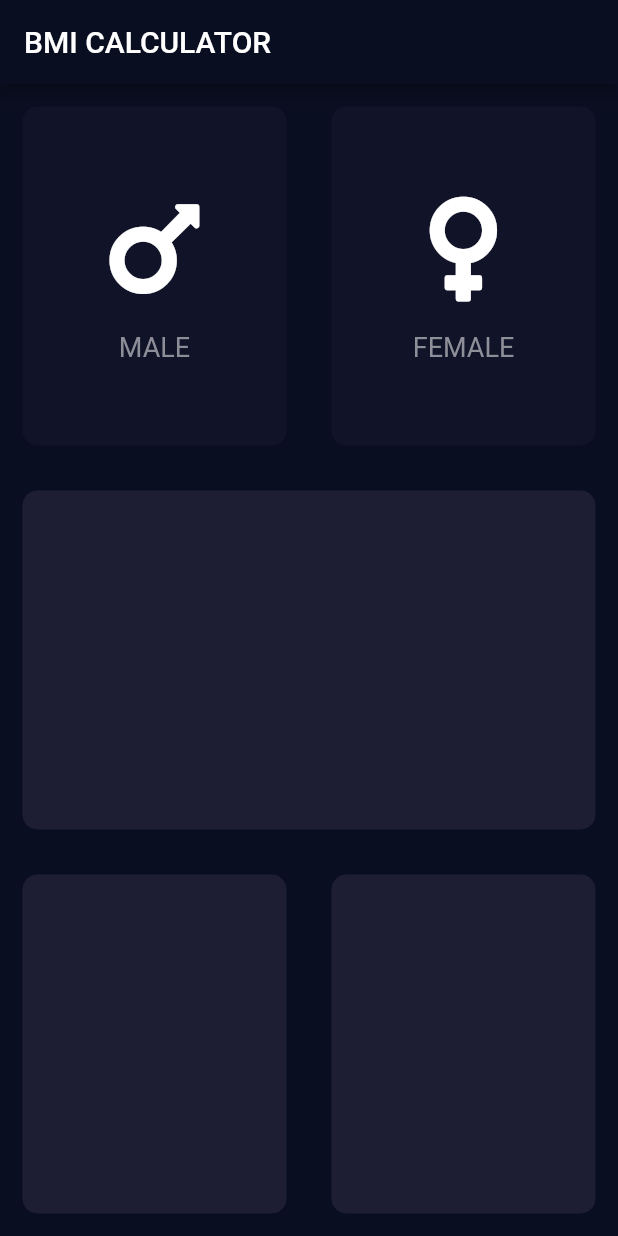
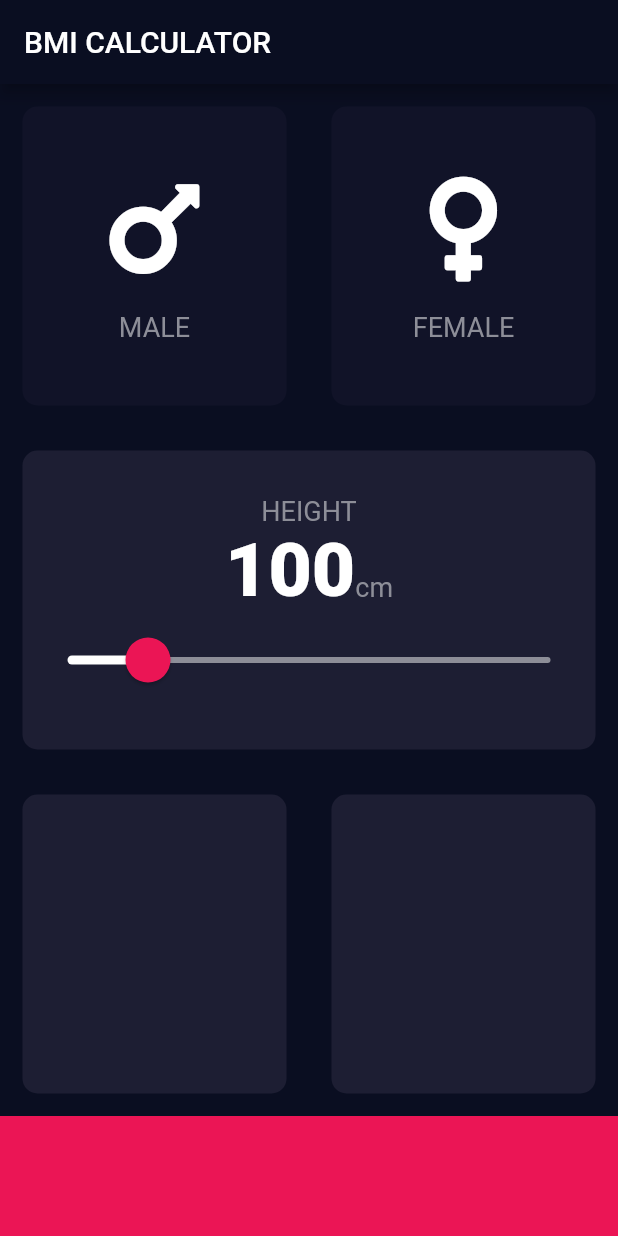
Before and after one commit to RobertWade/BMI-Calculator, a Flutter app: the screen it shows after launch, on a phone screen of 412 x 824 dp. Run offline on Flutter 3.47's test engine with Material 2 defaults, Android fonts, the phone set to English and light mode, and no system bars; our stand-ins replace font_awesome_flutter.

Commit message:
added constants file and a slider

```diff
--- /dev/null
+++ b/lib/constants.dart
@@ -0,0 +1,11 @@
+import 'package:flutter/material.dart';
+
+const kBottomContainerHeight = 80.0;
+const kActiveCardColor = Color(0xFF1D1E33);
+const kInactiveCardColor = Color(0xFF111328);
+const kPrimaryColor = Color(0xFFEB1555);
+const kShadePrimaryColor = Color(0x29EB1555);
+const kSecondaryColor = Color(0xFF8D8E98);
+
+const kLabelTextStyle = TextStyle(fontSize: 18, color: Color(0xFF8D8E98));
+const kNumberTextStyle = TextStyle(fontSize: 50, fontWeight: FontWeight.w900);
--- a/lib/icon_content.dart
+++ b/lib/icon_content.dart
@@ -1,4 +1,6 @@
 import 'package:flutter/material.dart';
+import 'constants.dart';
+
 
 class IconContent extends StatelessWidget {
   IconContent({@required this.icon, @required this.label});
@@ -16,7 +18,7 @@ class IconContent extends StatelessWidget {
         ),
         Text(
           label,
-          style: TextStyle(fontSize: 18, color: Color(0xFF8D8E98)),
+          style: kLabelTextStyle,
         )
       ],
     );
--- a/lib/input_page.dart
+++ b/lib/input_page.dart
@@ -3,9 +3,7 @@ import 'package:font_awesome_flutter/font_awesome_flutter.dart';
 
 import 'reusable_card.dart';
 import 'icon_content.dart';
-
-const activeCardColor = Color(0xFF1D1E33);
-const inactiveCardColor = Color(0xFF111328);
+import 'constants.dart';
 
 enum Gender { male, female }
 
@@ -17,6 +15,8 @@ class InputPage extends StatefulWidget {
 class _InputPageState extends State<InputPage> {
   Gender selectedGender;
 
+  int height = 100;
+
   @override
   Widget build(BuildContext context) {
     return Scaffold(
@@ -24,6 +24,7 @@ class _InputPageState extends State<InputPage> {
         title: Text('BMI CALCULATOR'),
       ),
       body: Column(
+        crossAxisAlignment: CrossAxisAlignment.stretch,
         children: <Widget>[
           Expanded(
             child: Row(
@@ -36,8 +37,8 @@ class _InputPageState extends State<InputPage> {
                       });
                     },
                     color: selectedGender == Gender.male
-                        ? activeCardColor
-                        : inactiveCardColor,
+                        ? kActiveCardColor
+                        : kInactiveCardColor,
                     cardChild: IconContent(
                       icon: FontAwesomeIcons.mars,
                       label: 'MALE',
@@ -52,8 +53,8 @@ class _InputPageState extends State<InputPage> {
                       });
                     },
                     color: selectedGender == Gender.female
-                        ? activeCardColor
-                        : inactiveCardColor,
+                        ? kActiveCardColor
+                        : kInactiveCardColor,
                     cardChild: IconContent(
                       icon: FontAwesomeIcons.venus,
                       label: 'FEMALE',
@@ -67,7 +68,49 @@ class _InputPageState extends State<InputPage> {
             child: Row(
               children: <Widget>[
                 Expanded(
-                  child: ReusableCard(color: activeCardColor),
+                  child: ReusableCard(
+                    color: kActiveCardColor,
+                    cardChild: Column(
+                      mainAxisAlignment: MainAxisAlignment.center,
+                      children: <Widget>[
+                        Text(
+                          'HEIGHT',
+                          style: kLabelTextStyle,
+                        ),
+                        Row(
+                          mainAxisAlignment: MainAxisAlignment.center,
+                          crossAxisAlignment: CrossAxisAlignment.baseline,
+                          textBaseline: TextBaseline.alphabetic,
+                          children: <Widget>[
+                            Text(height.toString(), style: kNumberTextStyle),
+                            Text('cm', style: kLabelTextStyle),
+                          ],
+                        ),
+                        SliderTheme(
+                          data: SliderTheme.of(context).copyWith(
+                            thumbShape:
+                                RoundSliderThumbShape(enabledThumbRadius: 15),
+                            overlayShape:
+                                RoundSliderOverlayShape(overlayRadius: 30),
+                            overlayColor: kShadePrimaryColor,
+                            thumbColor: kPrimaryColor,
+                            activeTrackColor: Colors.white,
+                          ),
+                          child: Slider(
+                            value: height.toDouble(),
+                            min: 80.0,
+                            max: 200.0,
+                            inactiveColor: kSecondaryColor,
+                            onChanged: (double newValue) {
+                              setState(() {
+                                height = newValue.round();
+                              });
+                            },
+                          ),
+                        )
+                      ],
+                    ),
+                  ),
                 ),
               ],
             ),
@@ -76,13 +119,19 @@ class _InputPageState extends State<InputPage> {
             child: Row(
               children: <Widget>[
                 Expanded(
-                  child: ReusableCard(color: activeCardColor),
+                  child: ReusableCard(color: kActiveCardColor),
                 ),
                 Expanded(
-                  child: ReusableCard(color: activeCardColor),
+                  child: ReusableCard(
+                    color: kActiveCardColor,
+                  ),
                 ),
               ],
             ),
+          ),
+          Container(
+            height: kBottomContainerHeight,
+            color: kPrimaryColor,
           )
         ],
       ),
```
